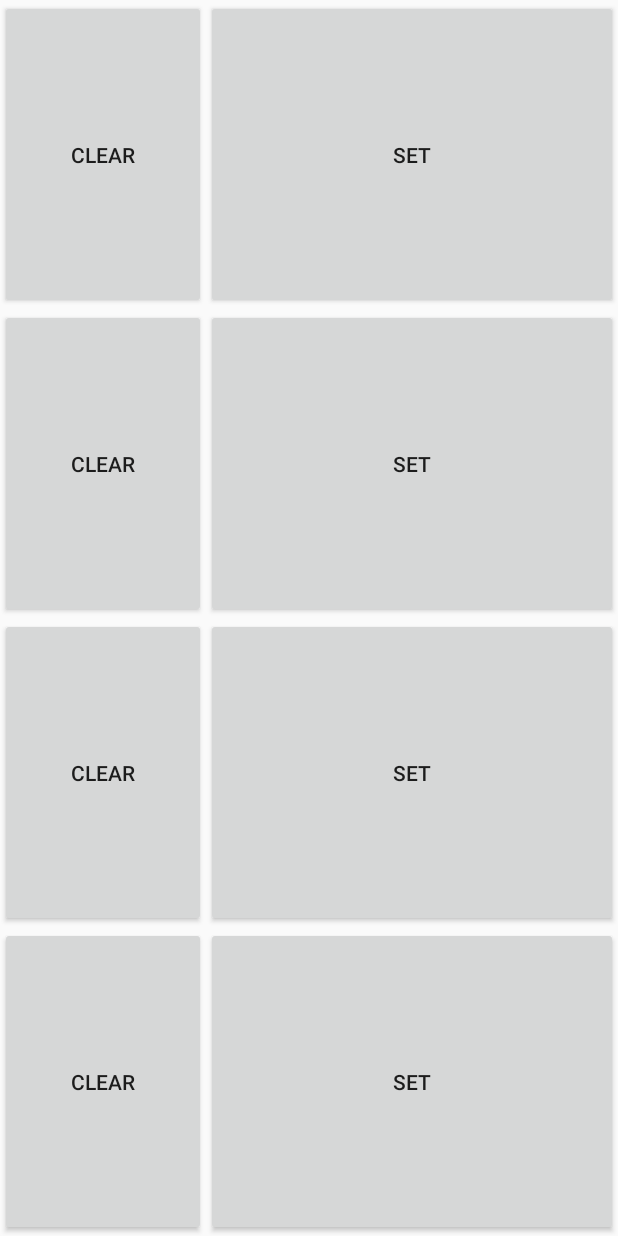
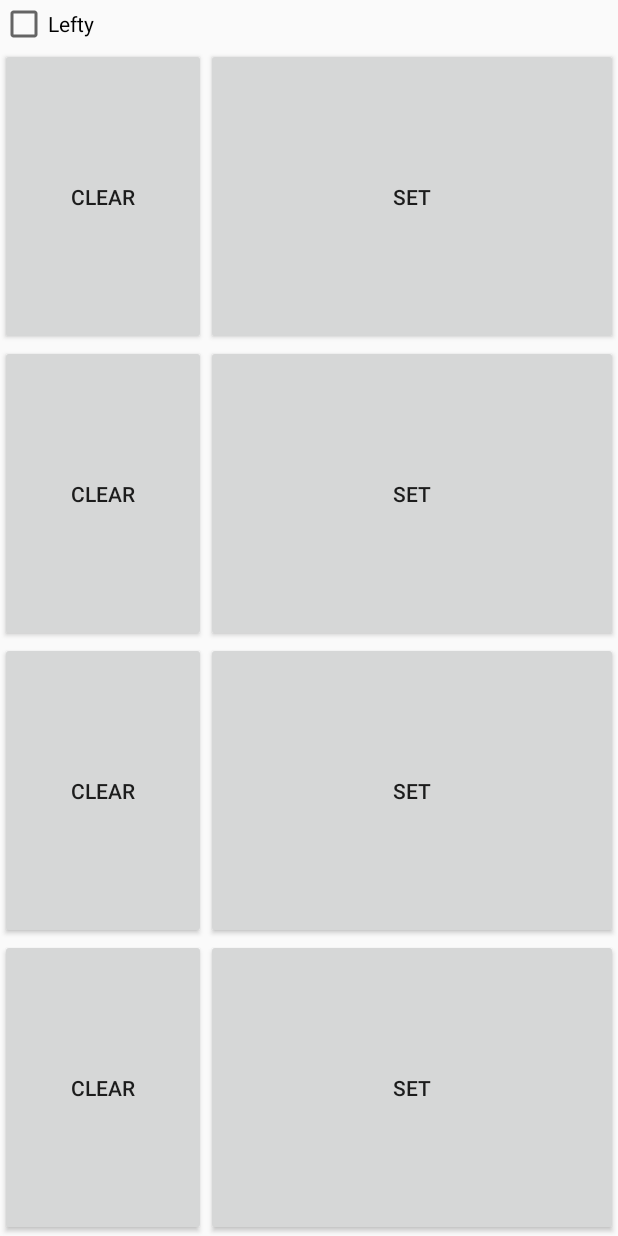
Before and after one commit to Noyloy/Omnistick, an Android app: the Setup screen opened directly, with no data from a screen before it, on a phone screen of 412 x 824 dp. Run offline under Robolectric (Android 15) with nearby library versions, the phone set to English and light mode, and no system bars.

Commit message:
- lefty support

```diff
--- a/app/src/main/java/com/noy/loy/omnistick/Setup.java
+++ b/app/src/main/java/com/noy/loy/omnistick/Setup.java
@@ -12,6 +12,10 @@ import android.view.Menu;
 import android.view.MenuItem;
 import android.view.View;
 import android.widget.Button;
+import android.widget.CheckBox;
+import android.widget.CompoundButton;
+
+import java.util.zip.CheckedInputStream;
 
 
 public class Setup extends Activity {
@@ -19,18 +23,29 @@ public class Setup extends Activity {
     public static final String B_KEY = "B";
     public static final String C_KEY = "C";
     public static final String D_KEY = "D";
+    public static final String LEFTY_KEY = "LEFTY";
 
     private SharedPreferences prefs;
 
     private Button aBtn, bBtn, cBtn, dBtn, aBtnClear, bBtnClear, cBtnClear, dBtnClear;
+    private CheckBox leftyCb;
+    private boolean isLefty = false;
 
     @Override
     protected void onCreate(Bundle savedInstanceState) {
         super.onCreate(savedInstanceState);
-        setContentView(R.layout.activity_setup);
 
         // Init Preferences
         prefs = PreferenceManager.getDefaultSharedPreferences(getApplicationContext());
+
+        // Lefty support
+        isLefty = prefs.getBoolean(LEFTY_KEY,false);
+        if (isLefty) {
+            setContentView(R.layout.activity_setup_lefty);
+        }
+        else{
+            setContentView(R.layout.activity_setup);
+        }
 
         // Get buttons
         aBtn = (Button)findViewById(R.id.a_button_set);
@@ -41,7 +56,8 @@ public class Setup extends Activity {
         bBtnClear = (Button)findViewById(R.id.b_button_clear);
         cBtnClear = (Button)findViewById(R.id.c_button_clear);
         dBtnClear = (Button)findViewById(R.id.d_button_clear);
-
+        // Get CheckBox
+        leftyCb = (CheckBox)findViewById(R.id.lefty_check_box);
 
         // Set Listeners
         aBtn.setOnClickListener(new SetSoundButtonClickListener());
@@ -52,6 +68,20 @@ public class Setup extends Activity {
         bBtnClear.setOnClickListener(new ClearSoundButtonClickListener());
         cBtnClear.setOnClickListener(new ClearSoundButtonClickListener());
         dBtnClear.setOnClickListener(new ClearSoundButtonClickListener());
+
+        leftyCb.setChecked(isLefty);
+        leftyCb.setOnCheckedChangeListener(new CompoundButton.OnCheckedChangeListener() {
+            @Override
+            public void onCheckedChanged(CompoundButton buttonView, boolean isChecked) {
+                // Prepare to save to prefs
+                SharedPreferences.Editor editor = prefs.edit();
+                editor.putBoolean(LEFTY_KEY,isChecked);
+                editor.commit();
+                Intent intent = getIntent();
+                finish();
+                startActivity(intent);
+            }
+        });
     }
 
     class SetSoundButtonClickListener implements View.OnClickListener {
--- a/app/src/main/res/layout/activity_setup.xml
+++ b/app/src/main/res/layout/activity_setup.xml
@@ -1,3 +1,13 @@
+<LinearLayout
+    android:layout_width="match_parent"
+    android:layout_height="match_parent"
+    android:orientation="vertical"
+    xmlns:android="http://schemas.android.com/apk/res/android">
+<CheckBox
+    android:id="@+id/lefty_check_box"
+    android:layout_width="wrap_content"
+    android:layout_height="wrap_content"
+    android:text="@string/left_orientation"/>
 <LinearLayout
     android:layout_height="match_parent"
     android:layout_width="match_parent"
@@ -69,6 +79,6 @@
             android:text="@string/setSound"/>
 
     </LinearLayout>
-
+</LinearLayout>
 
 </LinearLayout>
--- a/app/src/main/res/values/strings.xml
+++ b/app/src/main/res/values/strings.xml
@@ -9,6 +9,7 @@
     <string name="title_activity_session">Session</string>
     <string name="setSound">Set</string>
     <string name="clearSound">Clear</string>
+    <string name="left_orientation">Lefty</string>
     <string name="hello_world">Hello world!</string>
     <string name="title_activity_projects">Projects</string>
     <string name="title_activity_setup">Setup</string>
```
Also changed, not shown: app/src/main/java/com/noy/loy/omnistick/SessionActivity.java (+35 -22 lines), app/src/main/res/layout/activity_session_lefty.xml (added, +55 -0 lines), app/src/main/res/layout/activity_setup_lefty.xml (added, +84 -0 lines), app/src/main/res/mipmap-hdpi/ic_launcher.png, app/src/main/res/mipmap-mdpi/ic_launcher.png, app/src/main/res/mipmap-xhdpi/ic_launcher.png, app/src/main/res/mipmap-xxhdpi/ic_launcher.png.
